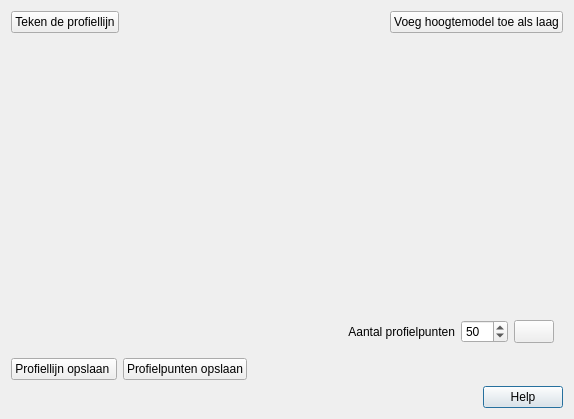
warrieka/geopunt4Qgis, file ui_geopunt4QgisElevation.ui: the form before one commit.
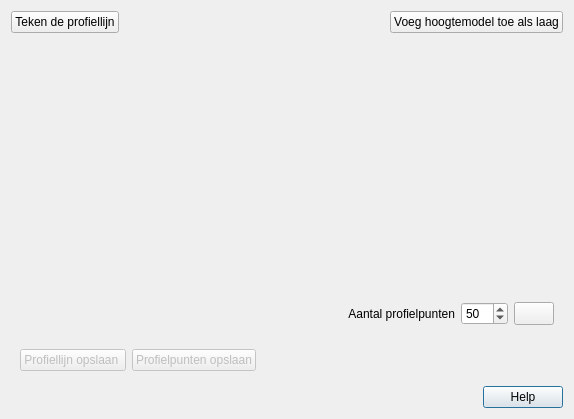
The form after the commit. Icons and pictures are not drawn.

What changed in the file:
```diff
--- a/ui_geopunt4QgisElevation.ui
+++ b/ui_geopunt4QgisElevation.ui
@@ -177,6 +177,10 @@
     </widget>
    </item>
    <item>
+    <widget class="QWidget" name="saveWgt" native="true">
+     <property name="enabled">
+      <bool>false</bool>
+     </property>
     <layout class="QHBoxLayout" name="horizontalLayout">
      <item>
       <widget class="QPushButton" name="saveLineBtn">
@@ -224,6 +228,7 @@
       </spacer>
      </item>
     </layout>
+    </widget>
    </item>
    <item>
     <layout class="QHBoxLayout" name="horizontalLayout_3">
```
Left out of the diff: 18 changed lines with no effect on the pictures. Lines whose indentation alone changed are shown as unchanged.
